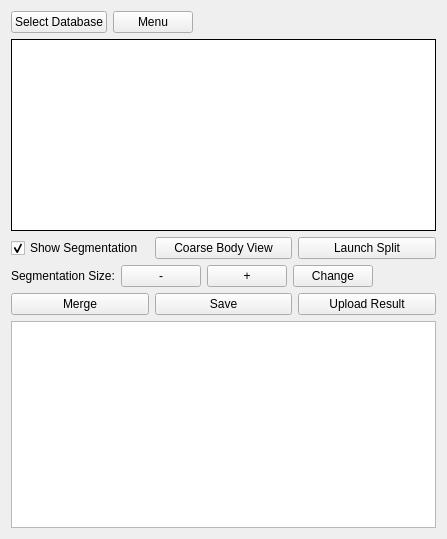
This is neurolabi/gui/flyem/flyemproofcontrolform.ui in janelia-flyem/NeuTu as Qt 5 draws it before an edit. The edited form follows.
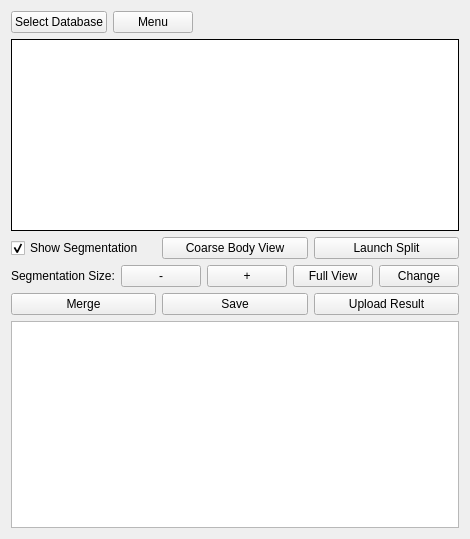
This is the edited form. Custom widgets are drawn as their Qt base class.

```diff
--- a/neurolabi/gui/flyem/flyemproofcontrolform.ui
+++ b/neurolabi/gui/flyem/flyemproofcontrolform.ui
@@ -118,6 +118,16 @@
        </property>
       </widget>
      </item>
+     <item>
+      <widget class="QPushButton" name="fullViewPushButton">
+       <property name="toolTip">
+        <string>Show the segmetnation fully in the field view</string>
+       </property>
+       <property name="text">
+        <string>Full View</string>
+       </property>
+      </widget>
+     </item>
      <item>
       <widget class="QPushButton" name="segmentSizePushButton">
        <property name="text">
```
